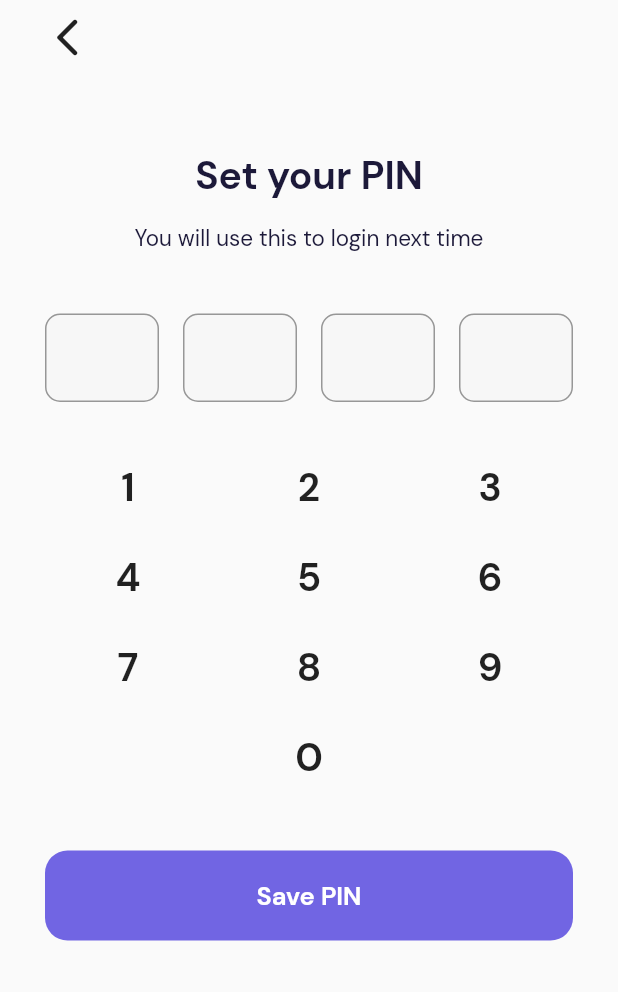
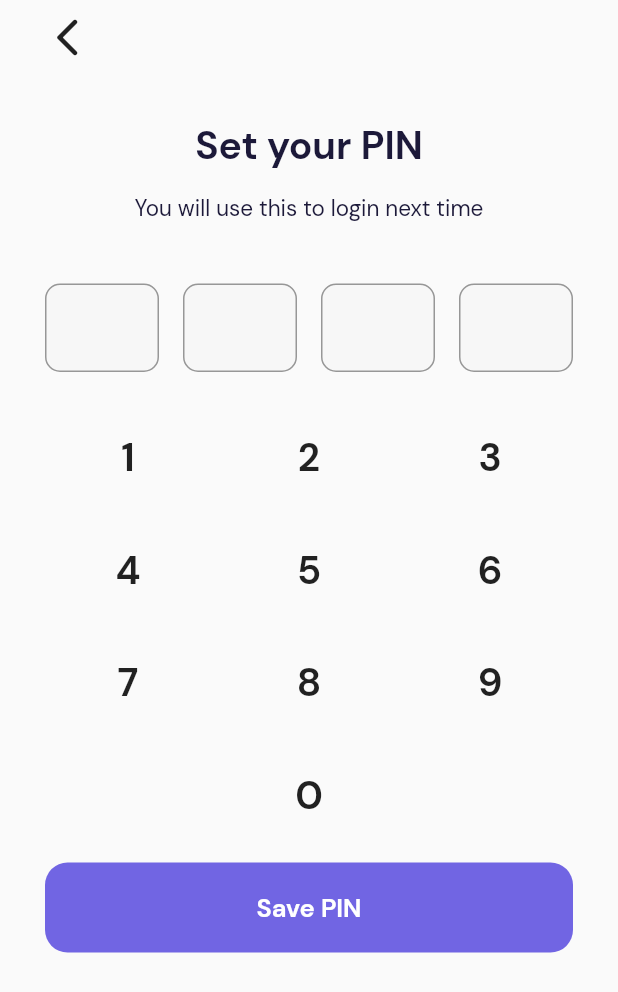
Before and after one commit to Jud-e/bankee, a Flutter app: the Pin screen opened directly, on a phone screen of 412 x 824 dp. Shown: the top 992 px of the screen. Run offline on Flutter 3.47's test engine with Material 2 defaults, Android fonts, the phone set to English and light mode, and no system bars; our stand-ins replace country_picker, hexcolor.

Commit message:
custom_appbar

```diff
--- a/lib/constants/colors.dart
+++ b/lib/constants/colors.dart
@@ -9,4 +9,5 @@ var darkblue = HexColor("#1C1939");
 var grey = HexColor("#F7F7F7");
 var darkgrey = HexColor("#979797");
 
+var slightlyTransparent = HexColor("#F9F9FB");
 var transparent = Colors.transparent;
--- a/lib/onboarding/otp/pin.dart
+++ b/lib/onboarding/otp/pin.dart
@@ -1,6 +1,7 @@
 import 'package:bankee/constants/colors.dart';
 import 'package:bankee/constants/margins.dart';
 import 'package:bankee/constants/text_style.dart';
+import 'package:bankee/money_summary.dart';
 import 'package:bankee/resuable_widgets/custom_button.dart';
 import 'package:bankee/resuable_widgets/otp_text_field.dart';
 import 'package:flutter/material.dart';
@@ -74,7 +75,7 @@ class _PinState extends State<Pin> {
                     },
                   ),
                 ),
-                yMargin(60),
+                yMargin(40),
                 Text(
                   "Set your PIN",
                   style: authorizeTitle.copyWith(
@@ -120,8 +121,6 @@ class _PinState extends State<Pin> {
                 yMargin(10),
                 Container(
                   alignment: Alignment.bottomCenter,
-                  child: Padding(
-                    padding: EdgeInsets.only(bottom: 32),
                   child: Column(
                     children: <Widget>[
                       Row(
@@ -143,6 +142,7 @@ class _PinState extends State<Pin> {
                           )
                         ],
                       ),
+                      yMargin(15),
                       Row(
                         mainAxisAlignment: MainAxisAlignment.spaceEvenly,
                         children: [
@@ -162,6 +162,7 @@ class _PinState extends State<Pin> {
                           )
                         ],
                       ),
+                      yMargin(15),
                       Row(
                         mainAxisAlignment: MainAxisAlignment.spaceEvenly,
                         children: [
@@ -181,6 +182,7 @@ class _PinState extends State<Pin> {
                           )
                         ],
                       ),
+                      yMargin(15),
                       Row(
                         mainAxisAlignment: MainAxisAlignment.spaceEvenly,
                         children: [
@@ -193,8 +195,16 @@ class _PinState extends State<Pin> {
                     ],
                   ),
                 ),
-                ),
-                CustomButton(color: purple, text: "Save PIN", function: () {})
+                yMargin(15),
+                CustomButton(
+                    color: purple,
+                    text: "Save PIN",
+                    function: () {
+                      Navigator.pushReplacement(
+                          context,
+                          MaterialPageRoute(
+                              builder: (context) => const MoneySummary()));
+                    })
               ],
             ),
           ),
--- a/pubspec.yaml
+++ b/pubspec.yaml
@@ -64,6 +64,7 @@ flutter:
   assets:
     - images/thumbs_up.png
     - images/finger_print.png
+    - images/illustration.png
 
   # An image asset can refer to one or more resolution-specific "variants", see
   # https://flutter.dev/assets-and-images/#resolution-aware
```
Also changed, not shown: lib/custom_appbar.dart (added, +37 -0 lines), lib/money_summary.dart (added, +77 -0 lines), images/illustration.png (added). Lines whose indentation alone changed are shown as unchanged.
